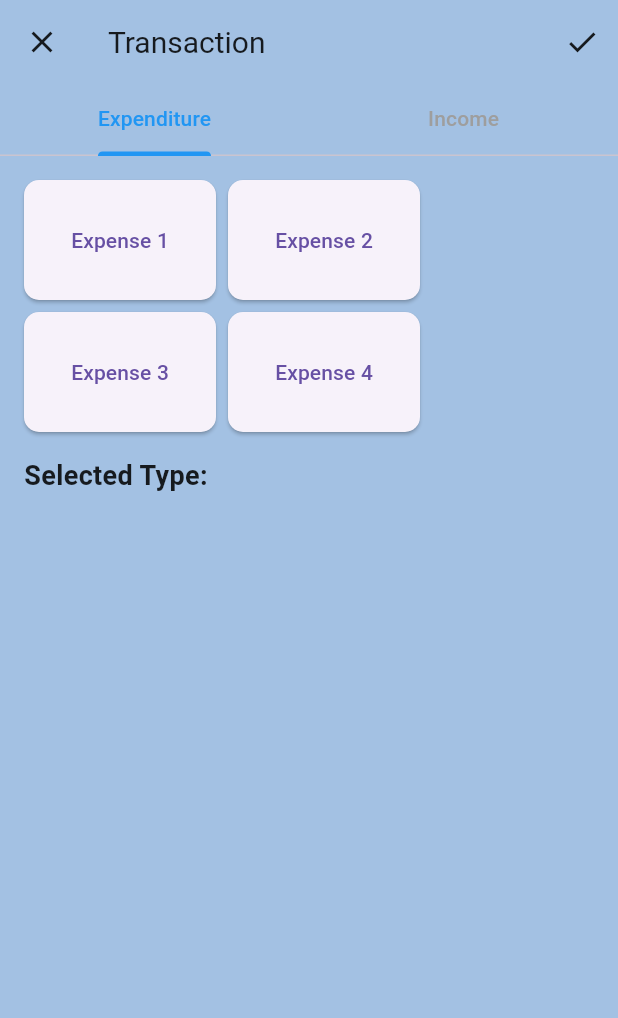
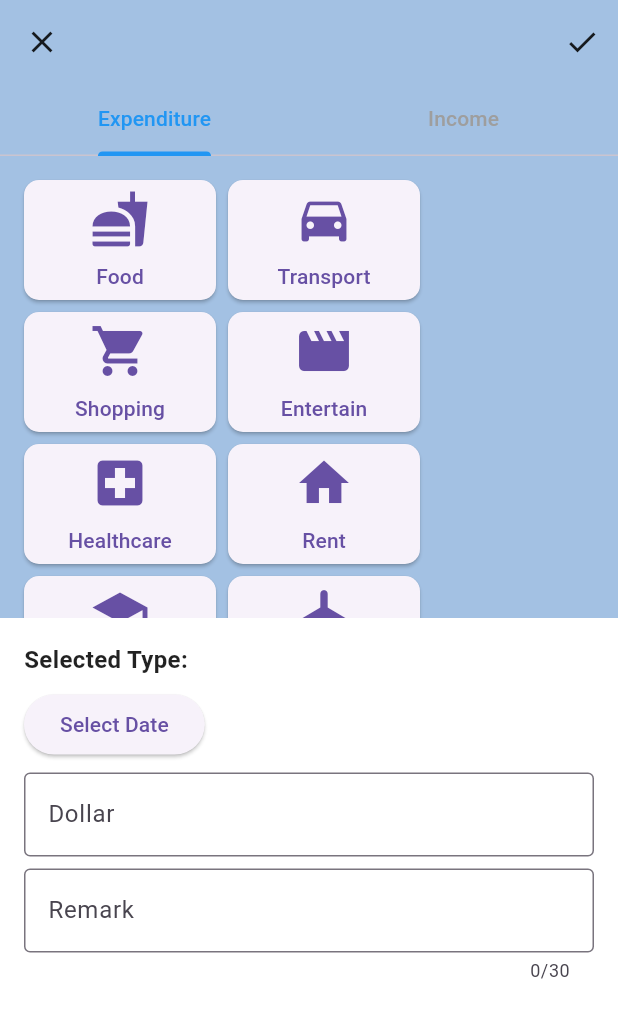
Before and after one commit to Lana0211/FMS, a Flutter app: the TransactionScreen screen opened directly, on a phone screen of 412 x 824 dp. Shown: the top 1018 px of the screen. Run offline on Flutter 3.47's test engine with Material 3 defaults, Android fonts, the phone set to English and light mode, and no system bars; our stand-ins replace fl_chart, month_picker_dialog; Roboto replaces fonts that are missing (Montserrat).

Commit message:
transaction

```diff
--- a/lib/transaction.dart
+++ b/lib/transaction.dart
@@ -1,4 +1,5 @@
 import 'package:flutter/material.dart';
+import 'package:flutter/services.dart';
 
 class TransactionScreen extends StatefulWidget {
   @override
@@ -9,8 +10,70 @@ class _TransactionScreenState extends State<TransactionScreen>
     with SingleTickerProviderStateMixin {
   TabController? _tabController;
   String selectedType = '';
-  List<String> expenditureTypes = ['Expense 1', 'Expense 2', 'Expense 3', 'Expense 4'];
-  List<String> incomeTypes = ['Income 1', 'Income 2', 'Income 3', 'Income 4'];
+  List<String> expenditureTypes = [
+    'Food',
+    'Transport',
+    'Shopping',
+    'Entertain',
+    'Healthcare',
+    'Rent',
+    'Education',
+    'Travel',
+    'Gifts',
+    'Insurance',
+    'Technology',
+    'Clothing',
+    'Hobbies',
+    'Others',
+  ];
+
+  List<IconData> expenditureIcons = [
+    Icons.fastfood,        // Food
+    Icons.directions_car,  // Transportation
+    Icons.shopping_cart,   // Shopping
+    Icons.movie,           // Entertainment
+    Icons.local_hospital,  // Healthcare
+    Icons.home,            // Rent
+    Icons.school,          // Education
+    Icons.airplanemode_active, // Travel
+    Icons.card_giftcard,   // Gifts
+    Icons.local_hospital,  // Insurance
+    Icons.devices,         // Technology
+    Icons.shopping_bag,    // Clothing
+    Icons.brush,           // Hobbies
+    Icons.category,        // Others
+  ];
+
+  List<String> incomeTypes = [
+    'Salary',
+    'Freelance',
+    'Investments',
+    'Gift',
+    'Rent',
+    'Bonus',
+    'Selling',
+    'Interest',
+    'Refund',
+    'Others',
+  ];
+
+  List<IconData> incomeIcons = [
+    Icons.attach_money,
+    Icons.work,
+    Icons.trending_up,
+    Icons.card_giftcard,
+    Icons.home,
+    Icons.card_giftcard,
+    Icons.local_grocery_store,
+    Icons.show_chart,
+    Icons.payment,
+    Icons.category,
+  ];
+
+  TextEditingController remarkController = TextEditingController();
+  TextEditingController dollarController = TextEditingController();
+  TextEditingController typeController = TextEditingController();
+  TextEditingController dateController = TextEditingController();
 
   @override
   void initState() {
@@ -26,24 +89,24 @@ class _TransactionScreenState extends State<TransactionScreen>
         onWillPop: _onWillPop,
         child: Scaffold(
           appBar: AppBar(
-            title: Text('Transaction'),
             leading: IconButton(
-              icon: Icon(Icons.close),
+              icon: const Icon(Icons.close),
               onPressed: () {
                 Navigator.of(context).pop();
               },
             ),
             actions: [
               IconButton(
-                icon: Icon(Icons.check),
+                icon: const Icon(Icons.check),
                 onPressed: () {
-                  _showConfirmationDialog();
+                  // TODO: Add logic to save data and return to homepage
+                  _saveDataAndReturnToHomePage();
                 },
               ),
             ],
             bottom: TabBar(
               controller: _tabController,
-              tabs: [
+              tabs: const [
                 Tab(text: 'Expenditure'),
                 Tab(text: 'Income'),
               ],
@@ -55,31 +118,40 @@ class _TransactionScreenState extends State<TransactionScreen>
           body: TabBarView(
             controller: _tabController,
             children: [
-              // Expenditure Tab
-              _buildTypeSelection(expenditureTypes),
-              // Income Tab
-              _buildTypeSelection(incomeTypes),
+              SingleChildScrollView(
+                child: _buildTypeSelection(expenditureTypes, expenditureIcons),
+              ),
+              SingleChildScrollView(
+                child: _buildTypeSelection(incomeTypes, incomeIcons),
+              ),
             ],
           ),
+          bottomNavigationBar: _buildBottomNavigationBar(),
         ),
       ),
     );
   }
 
   Future<bool> _onWillPop() async {
-    return true;
+    // Handle the case when the user presses the back button
+    // You can add additional logic here if needed
+    return true; // Return true to allow pop
   }
 
-  Widget _buildTypeSelection(List<String> types) {
+  Widget _buildTypeSelection(List<String> types, List<IconData> icons) {
     return Padding(
       padding: const EdgeInsets.all(16.0),
       child: Column(
         crossAxisAlignment: CrossAxisAlignment.start,
         children: [
+          // Generate type buttons
           Wrap(
             spacing: 8.0,
             runSpacing: 8.0,
-            children: types.map((type) {
+            children: List.generate(types.length, (index) {
+              String type = types[index];
+              IconData icon = icons[index];
+
               return ElevatedButton(
                 onPressed: () {
                   setState(() {
@@ -87,7 +159,6 @@ class _TransactionScreenState extends State<TransactionScreen>
                   });
                 },
                 style: ElevatedButton.styleFrom(
-                  primary: type == selectedType ? Colors.blue : null,
                   shape: RoundedRectangleBorder(
                     borderRadius: BorderRadius.circular(10.0),
                   ),
@@ -96,75 +167,109 @@ class _TransactionScreenState extends State<TransactionScreen>
                   width: 80,
                   height: 80,
                   alignment: Alignment.center,
-                  child: Text(type),
+                  child: Column(
+                    mainAxisAlignment: MainAxisAlignment.center,
+                    children: [
+                      Icon(
+                        icon,
+                        size: 40,
+                      ),
+                      const SizedBox(height: 8),
+                      Text(type),
+                    ],
+                  ),
                 ),
               );
-            }).toList(),
-          ),
-          const SizedBox(height: 16),
-          Text(
-            'Selected Type: $selectedType',
-            style: TextStyle(fontSize: 18, fontWeight: FontWeight.bold),
+            }),
           ),
         ],
       ),
     );
   }
 
-  Future<void> _showConfirmationDialog() async {
-    await showDialog(
-      context: context,
-      builder: (BuildContext context) {
-        return Dialog(
-          shape: RoundedRectangleBorder(
-            borderRadius: BorderRadius.circular(10.0),
+  Widget _buildBottomNavigationBar() {
+    return Container(
+      height: MediaQuery.of(context).size.height / 2,
+      width: MediaQuery.of(context).size.width,
+      color: Colors.white,
+      child: SingleChildScrollView(
+        child: Padding(
+          padding: const EdgeInsets.all(16.0),
+          child: Column(
+            crossAxisAlignment: CrossAxisAlignment.start,
+            children: [
+              // Selected Type
+              Text(
+                'Selected Type: $selectedType',
+                style: const TextStyle(fontSize: 16, fontWeight: FontWeight.bold),
               ),
-          child: Container(
-            width: MediaQuery.of(context).size.width / 3,
-            padding: EdgeInsets.all(16.0),
-            child: Column(
-              mainAxisSize: MainAxisSize.min,
+              // Display selected type at the bottom
+              const SizedBox(height: 8),
+              // Date
+              Row(
                 children: [
+                  ElevatedButton(
+                    onPressed: () => _selectDate(context),
+                    child: const Text('Select Date'),
+                  ),
+                  const SizedBox(width: 8),
                   Text(
-                  'Confirmation',
-                  style: TextStyle(
-                    fontSize: 18.0,
-                    fontWeight: FontWeight.bold,
-                  ),
-                ),
-                SizedBox(height: 16.0),
-                Text('Are you sure you want to save?'),
-                SizedBox(height: 16.0),
-                Row(
-                  mainAxisAlignment: MainAxisAlignment.end,
-                  children: [
-                    TextButton(
-                      onPressed: () {
-                        Navigator.of(context).pop();
-                      },
-                      child: Text('Cancel'),
-                    ),
-                    ElevatedButton(
-                      onPressed: () {
-                        // TODO: Add logic to save data and return to homepage
-                        _saveDataAndReturnToHomePage();
-                      },
-                      child: Text('Confirm'),
+                    '${dateController.text}',
+                    style: const TextStyle(fontSize: 16),
                   ),
                 ],
               ),
+              const SizedBox(height: 8),
+              // Dollar
+              TextField(
+                controller: dollarController,
+                keyboardType: TextInputType.number,
+                inputFormatters: <TextInputFormatter>[ //只能輸入數字
+                  FilteringTextInputFormatter.digitsOnly,
+                ],
+                decoration: const InputDecoration(
+                  labelText: 'Dollar',
+                  border: OutlineInputBorder(),
+                ),
+              ),
+              const SizedBox(height: 8),
+              // Remark
+              TextField(
+                controller: remarkController,
+                maxLength: 30, //字數限制
+                decoration: const InputDecoration(
+                  labelText: 'Remark',
+                  border: OutlineInputBorder(),
+                ),
+              ),
+              const SizedBox(height: 8),
             ],
           ),
         ),
+      ),
     );
-      },
+  }
+
+  Future<void> _selectDate(BuildContext context) async {
+    final DateTime? picked = await showDatePicker(
+      context: context,
+      initialDate: DateTime.now(),
+      firstDate: DateTime(2000),
+      lastDate: DateTime(2101),
     );
+    if (picked != null) {
+      // 格式化選擇的日期，只保留日期部分
+      final formattedDate = "${picked.year}-${picked.month}-${picked.day}";
+      setState(() {
+        dateController.text = formattedDate;
+      });
+    }
   }
 
   Future<void> _saveDataAndReturnToHomePage() async {
     // TODO: Add logic to save data to the database
     // Simulate a delay (replace with your actual saving logic)
-    await Future.delayed(Duration(seconds: 2));
+    await Future.delayed(const Duration(seconds: 2));
 
     // Navigate back to the home page
     Navigator.of(context).pop();
```
Lines whose indentation alone changed are shown as unchanged.
